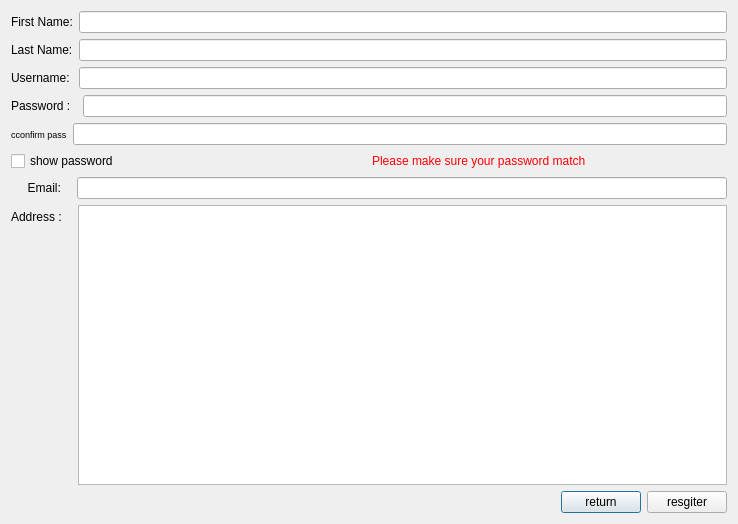
Above: Stor/signupform.ui from AP-projects-4001/IUT-s-crackpots before the change. Below: the same form after it.
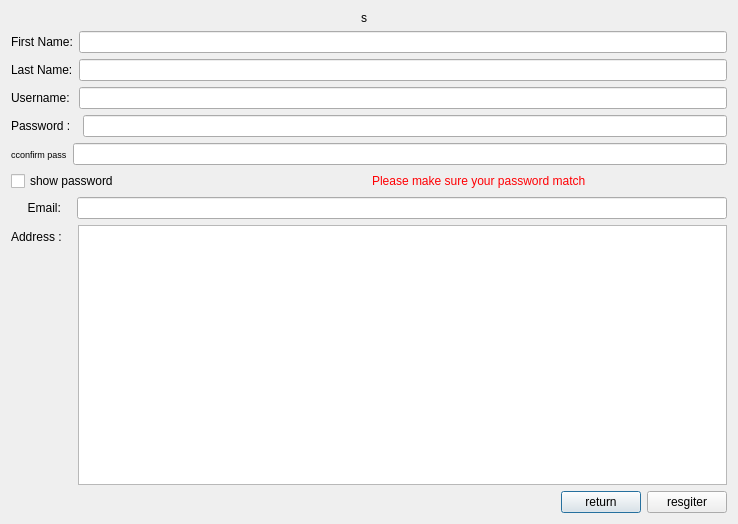
That is the form after the change.

Commit message: add role mode to signUP fotm

```diff
--- a/Stor/signupform.ui
+++ b/Stor/signupform.ui
@@ -14,21 +14,52 @@
    <string>Dialog</string>
   </property>
   <layout class="QGridLayout" name="gridLayout">
-   <item row="0" column="0">
-    <layout class="QHBoxLayout" name="horizontalLayout">
+   <item row="9" column="0">
+    <layout class="QHBoxLayout" name="horizontalLayout_6">
      <item>
-      <widget class="QLabel" name="label">
+      <spacer name="horizontalSpacer">
+       <property name="orientation">
+        <enum>Qt::Horizontal</enum>
+       </property>
+       <property name="sizeHint" stdset="0">
+        <size>
+         <width>40</width>
+         <height>20</height>
+        </size>
+       </property>
+      </spacer>
+     </item>
+     <item>
+      <widget class="QPushButton" name="returnBtn">
        <property name="text">
-        <string>First Name:</string>
+        <string>return</string>
        </property>
       </widget>
      </item>
      <item>
-      <widget class="QLineEdit" name="firstNameLineEdit"/>
+      <widget class="QPushButton" name="registerBtn">
+       <property name="text">
+        <string>resgiter</string>
+       </property>
+      </widget>
      </item>
     </layout>
    </item>
-   <item row="1" column="0">
+   <item row="8" column="0">
+    <layout class="QFormLayout" name="formLayout">
+     <item row="0" column="0">
+      <widget class="QLabel" name="label_5">
+       <property name="text">
+        <string>Address :   </string>
+       </property>
+      </widget>
+     </item>
+     <item row="0" column="1">
+      <widget class="QTextEdit" name="addressTextEdit"/>
+     </item>
+    </layout>
+   </item>
+   <item row="2" column="0">
     <layout class="QHBoxLayout" name="horizontalLayout_2">
      <item>
       <widget class="QLabel" name="label_2">
@@ -42,43 +73,7 @@
      </item>
     </layout>
    </item>
-   <item row="2" column="0">
-    <layout class="QHBoxLayout" name="horizontalLayout_3">
-     <item>
-      <widget class="QLabel" name="label_3">
-       <property name="text">
-        <string>Username: </string>
-       </property>
-      </widget>
-     </item>
-     <item>
-      <widget class="QLineEdit" name="usernamelineEdit">
-       <property name="echoMode">
-        <enum>QLineEdit::Normal</enum>
-       </property>
-      </widget>
-     </item>
-    </layout>
-   </item>
-   <item row="3" column="0">
-    <layout class="QHBoxLayout" name="horizontalLayout_5">
-     <item>
-      <widget class="QLabel" name="label_8">
-       <property name="text">
-        <string>Password :  </string>
-       </property>
-      </widget>
-     </item>
-     <item>
-      <widget class="QLineEdit" name="passwordLineEdit">
-       <property name="echoMode">
-        <enum>QLineEdit::Password</enum>
-       </property>
-      </widget>
-     </item>
-    </layout>
-   </item>
-   <item row="4" column="0">
+   <item row="5" column="0">
     <layout class="QHBoxLayout" name="horizontalLayout_7">
      <item>
       <widget class="QLabel" name="label_6">
@@ -101,7 +96,7 @@
      </item>
     </layout>
    </item>
-   <item row="5" column="0">
+   <item row="6" column="0">
     <layout class="QHBoxLayout" name="horizontalLayout_8">
      <item>
       <widget class="QCheckBox" name="showPasscheckBox">
@@ -122,7 +117,25 @@
      </item>
     </layout>
    </item>
-   <item row="6" column="0">
+   <item row="4" column="0">
+    <layout class="QHBoxLayout" name="horizontalLayout_5">
+     <item>
+      <widget class="QLabel" name="label_8">
+       <property name="text">
+        <string>Password :  </string>
+       </property>
+      </widget>
+     </item>
+     <item>
+      <widget class="QLineEdit" name="passwordLineEdit">
+       <property name="echoMode">
+        <enum>QLineEdit::Password</enum>
+       </property>
+      </widget>
+     </item>
+    </layout>
+   </item>
+   <item row="7" column="0">
     <layout class="QHBoxLayout" name="horizontalLayout_4">
      <item>
       <widget class="QLabel" name="label_4">
@@ -140,51 +153,48 @@
      </item>
     </layout>
    </item>
-   <item row="7" column="0">
-    <layout class="QFormLayout" name="formLayout">
-     <item row="0" column="0">
-      <widget class="QLabel" name="label_5">
+   <item row="3" column="0">
+    <layout class="QHBoxLayout" name="horizontalLayout_3">
+     <item>
+      <widget class="QLabel" name="label_3">
        <property name="text">
-        <string>Address :   </string>
+        <string>Username: </string>
        </property>
       </widget>
      </item>
-     <item row="0" column="1">
-      <widget class="QTextEdit" name="addressTextEdit"/>
+     <item>
+      <widget class="QLineEdit" name="usernamelineEdit">
+       <property name="echoMode">
+        <enum>QLineEdit::Normal</enum>
+       </property>
+      </widget>
      </item>
     </layout>
    </item>
-   <item row="8" column="0">
-    <layout class="QHBoxLayout" name="horizontalLayout_6">
+   <item row="1" column="0">
+    <layout class="QHBoxLayout" name="horizontalLayout">
      <item>
-      <spacer name="horizontalSpacer">
-       <property name="orientation">
-        <enum>Qt::Horizontal</enum>
-       </property>
-       <property name="sizeHint" stdset="0">
-        <size>
-         <width>40</width>
-         <height>20</height>
-        </size>
-       </property>
-      </spacer>
-     </item>
-     <item>
-      <widget class="QPushButton" name="returnBtn">
+      <widget class="QLabel" name="label">
        <property name="text">
-        <string>return</string>
+        <string>First Name:</string>
        </property>
       </widget>
      </item>
      <item>
-      <widget class="QPushButton" name="registerBtn">
-       <property name="text">
-        <string>resgiter</string>
-       </property>
-      </widget>
+      <widget class="QLineEdit" name="firstNameLineEdit"/>
      </item>
     </layout>
    </item>
+   <item row="0" column="0">
+    <widget class="QLabel" name="titel">
+     <property name="text">
+      <string>s</string>
+     </property>
+     <property name="indent">
+      <number>350</number>
+     </property>
+    </widget>
+   </item>
   </layout>
  </widget>
  <resources/>
```
The commit also changes 8 other files.
